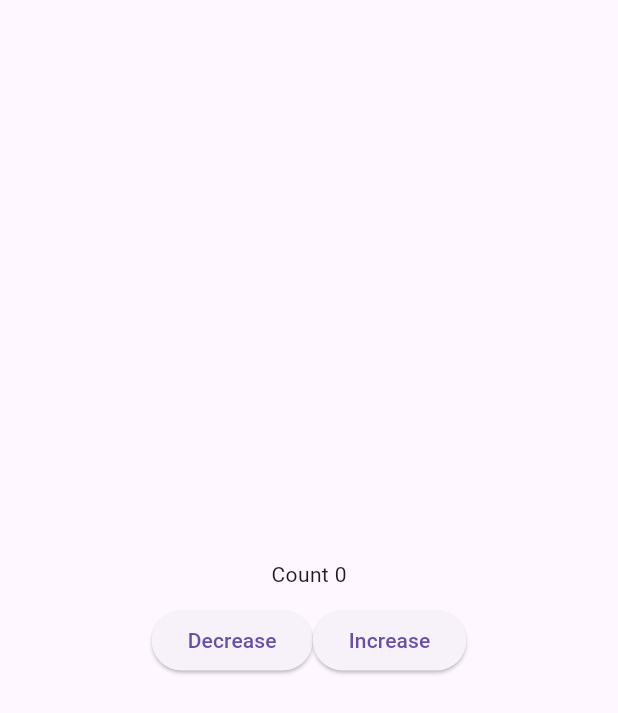
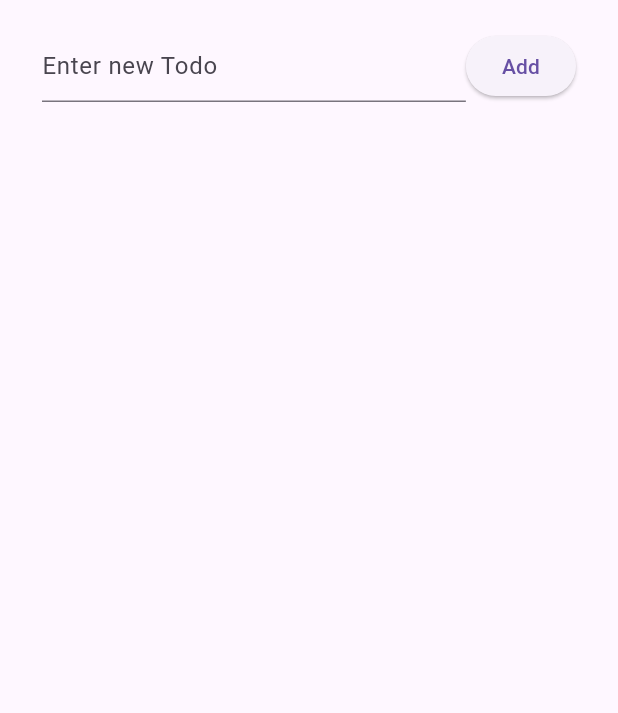
Before and after one commit to jalasem/shane, a Flutter app: the screen it shows after launch, on a phone screen of 412 x 824 dp. Shown: the top 713 px of the screen. Run offline on Flutter 3.47's test engine with Material 3 defaults, Android fonts, the light colour scheme and no system bars; our stand-ins replace get.

Commit message:
feat: basic todo

```diff
--- a/lib/screens/home.dart
+++ b/lib/screens/home.dart
@@ -2,14 +2,37 @@ import 'package:flutter/material.dart';
 import 'package:get/get.dart';
 
 class HomeScreenController extends GetxController {
-  var count = 0.obs;
+  var todos = <String>[].obs;
 
-  void increment() {
-    count.value++;
+  late TextEditingController newTodoController;
+
+  @override
+  void onInit() {
+    super.onInit();
+
+    newTodoController = TextEditingController();
   }
 
-  void decrement() {
-    count.value--;
+  @override
+  void onClose() {
+    super.onClose();
+
+    newTodoController.dispose();
+  }
+
+  void addTodo() {
+    final newTodo = newTodoController.text.trim();
+
+    if (newTodo.isEmpty) {
+      return;
+    }
+
+    todos.add(newTodo);
+    newTodoController.clear();
+  }
+
+  void removeTodo(index) {
+    todos.removeAt(index);
   }
 }
 
@@ -21,32 +44,40 @@ class HomeScreen extends StatelessWidget {
   @override
   Widget build(BuildContext context) {
     return Obx(() {
-      final count = controller.count.value;
+      final todos = controller.todos;
 
       return Scaffold(
-          body: Center(
+          body: SafeArea(
+        child: Padding(
+          padding: const EdgeInsets.symmetric(horizontal: 28.0, vertical: 20),
           child: Column(
-          mainAxisAlignment: MainAxisAlignment.center,
-          crossAxisAlignment: CrossAxisAlignment.center,
             children: [
-            Text('Count $count'),
-            const SizedBox(
-              height: 10,
+              Row(
+                children: [
+                  Expanded(
+                    child: TextField(
+                      controller: controller.newTodoController,
+                      decoration: const InputDecoration(
+                        hintText: 'Enter new Todo',
                       ),
-            Row(
-              mainAxisAlignment: MainAxisAlignment.center,
-              children: [
-                ElevatedButton(
-                  onPressed: controller.decrement,
-                  child: const Text('Decrease'),
+                    ),
                   ),
                   ElevatedButton(
-                  onPressed: controller.increment,
-                  child: const Text('Increase'),
+                    onPressed: controller.addTodo,
+                    child: const Text('Add'),
                   ),
                 ],
               ),
+              const SizedBox(height: 10),
+              Expanded(
+                  child: ListView.builder(
+                itemCount: todos.length,
+                itemBuilder: (context, index) => ListTile(
+                  title: Text(todos[index]),
+                ),
+              ))
             ],
+          ),
         ),
       ));
     });
```
Lines whose indentation alone changed are shown as unchanged.
